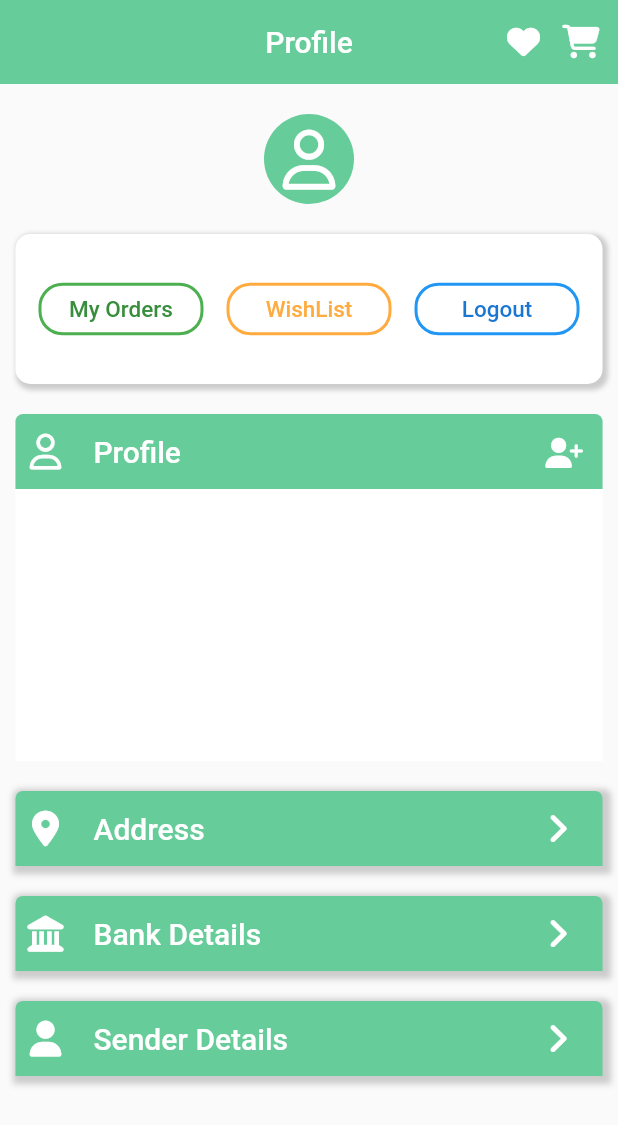
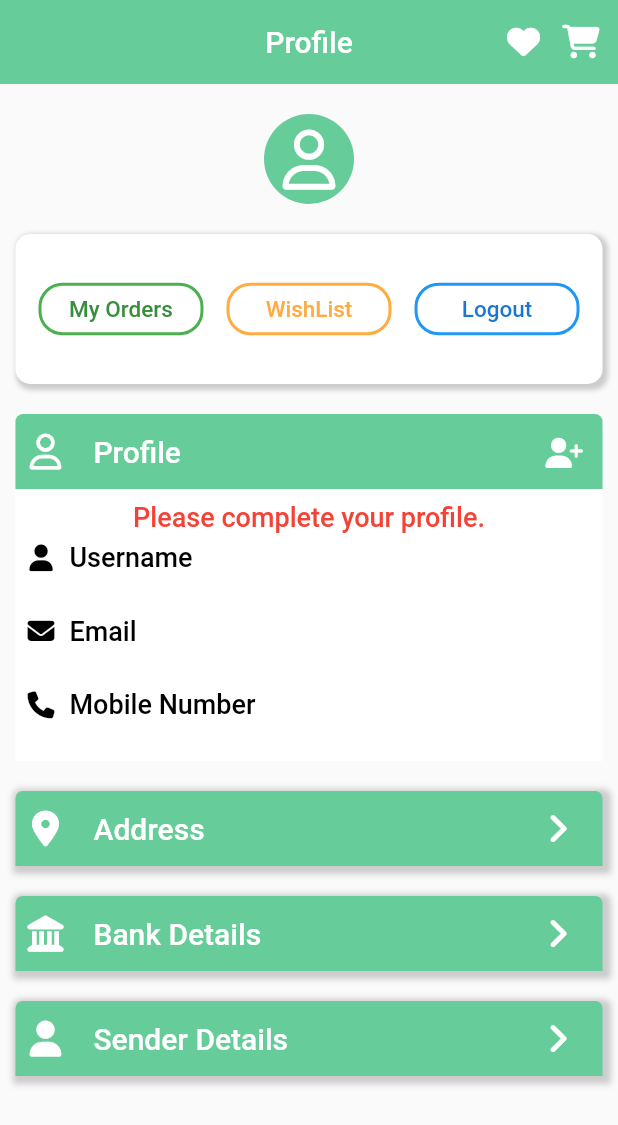
Before and after one commit to UmarShahid361/e-commerce-App, a Flutter app: the Profile screen opened directly, on a phone screen of 412 x 824 dp. Shown: the top 1125 px of the screen. Run offline on Flutter 3.47's test engine with Material 2 defaults, Android fonts, the phone set to English and light mode, and no system bars; our stand-ins replace carousel_slider, cloud_firestore, firebase_auth, firebase_core, fluttertoast, font_awesome_flutter and 3 more; missing offline and left inert: store_redirect; accounts and stored records are empty; network calls fail.

Commit message:
profile issue is fixed

```diff
--- a/lib/auth/signIn.dart
+++ b/lib/auth/signIn.dart
@@ -83,6 +83,9 @@ class _SignInState extends State<SignIn> {
                 return null;
               },
             ),
+            ElevatedButton(onPressed: () {
+              signIn();
+            }, child: Text("signin "))
           ],
         ),
       ),
--- a/lib/pages/profileScreen.dart
+++ b/lib/pages/profileScreen.dart
@@ -268,26 +268,40 @@ class _ProfileState extends State<Profile> {
                   padding: const EdgeInsets.all(8),
                   child: Column(
                     children: [
-                      StreamBuilder<QuerySnapshot>(
+                      StreamBuilder<DocumentSnapshot>(
                         stream: FirebaseFirestore.instance
-                            .collection('Users')
+                            .collection('Users').doc(getCurrentUserId())
                             .snapshots(),
-                        builder:
-                            (BuildContext context, AsyncSnapshot snapshot) {
+                        builder: (BuildContext context, AsyncSnapshot snapshot) {
+
+                          print(getCurrentUserId());
+
+                          if(snapshot.connectionState == ConnectionState.active) {
                             return Expanded(
                               child: ListView.builder(
                                 scrollDirection: Axis.vertical,
-                              itemCount: snapshot.data!.docs.length,
-                              itemBuilder: (BuildContext context, int index){
-                                if(snapshot.connectionState == ConnectionState.waiting) {
+                                itemCount: 1,
+                                itemBuilder: (BuildContext context, int index) {
+                                  if (snapshot.connectionState ==
+                                      ConnectionState.waiting) {
                                     return const CircularProgressIndicator(
                                       strokeWidth: 3,
                                     );
                                   }
                                   return Column(
                                     children: [
-                                  if(snapshot.data!.docs[index]['name'] == "Please enter your name" || snapshot.data!.docs[index]['name'] == "" || snapshot.data!.docs[index]['email'] == "Please enter your email" || snapshot.data!.docs[index]['email'] == "" || snapshot.data!.docs[index]['phoneNo'] == "123456" || snapshot.data!.docs[index]['phoneNo'] == "")
-                                    const Text("Please complete your profile.", style: TextStyle(
+                                      if(snapshot.data['name'] ==
+                                          "Please enter your name" ||
+                                          snapshot.data!['name'] ==
+                                              "" ||
+                                          snapshot.data['email'] ==
+                                              "Please enter your email" ||
+                                          snapshot.data['email'] ==
+                                              "" || snapshot.data['phoneNo'] == "123456" ||
+                                          snapshot.data['phoneNo'] == "")
+                                        const Text(
+                                          "Please complete your profile.",
+                                          style: TextStyle(
                                             color: Colors.red,
                                             fontSize: 18,
                                             fontWeight: FontWeight.w500,
@@ -319,7 +333,7 @@ class _ProfileState extends State<Profile> {
                                       Row(
                                         children: [
                                           Text(
-                                        snapshot.data!.docs[index]['name'],
+                                            snapshot.data['name'],
                                             style: const TextStyle(
                                               fontSize: 15,
                                               fontWeight: FontWeight.w500,
@@ -355,7 +369,7 @@ class _ProfileState extends State<Profile> {
                                       Row(
                                         children: [
                                           Text(
-                                        snapshot.data!.docs[index]['email'],
+                                            snapshot.data['email'],
                                             style: const TextStyle(
                                               fontSize: 15,
                                               fontWeight: FontWeight.w500,
@@ -391,7 +405,7 @@ class _ProfileState extends State<Profile> {
                                       Row(
                                         children: [
                                           Text(
-                                        snapshot.data!.docs[index]['phoneNo'],
+                                            snapshot.data['phoneNo'],
                                             style: const TextStyle(
                                               fontSize: 15,
                                               fontWeight: FontWeight.w500,
@@ -405,6 +419,10 @@ class _ProfileState extends State<Profile> {
                                 },
                               ),
                             );
+                          }
+
+                          return Center(child: CircularProgressIndicator(),);
+
                         },
                       ),
                     ],
--- a/lib/widgets/senderCard.dart
+++ b/lib/widgets/senderCard.dart
@@ -1,6 +1,6 @@
 import 'package:cloud_firestore/cloud_firestore.dart';
 import 'package:flutter/material.dart';
-import 'package:get/get.dart';
+
 import '../pages/morePages/updateSenderData/UpdateSender.dart';
 import '../utils/utils.dart';
 
```
Lines whose indentation alone changed are shown as unchanged.
